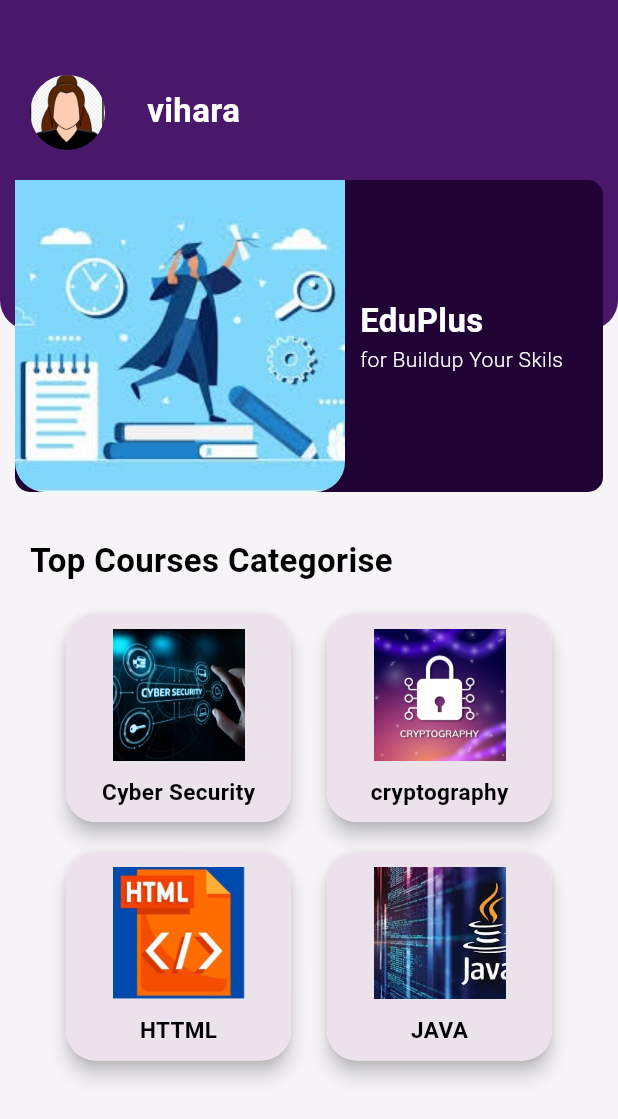
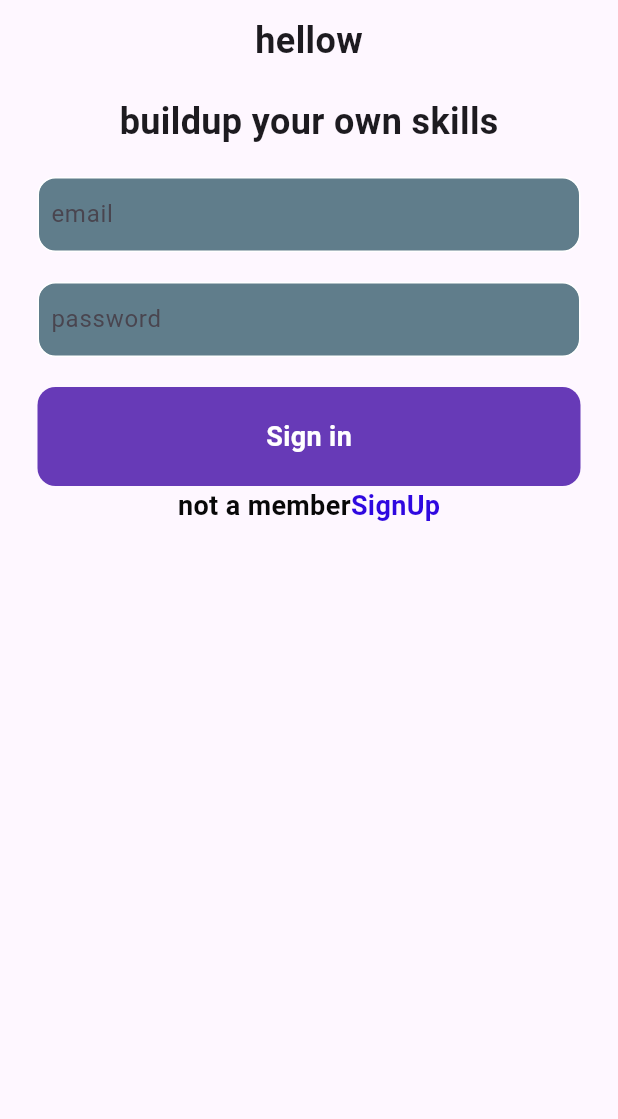
Before and after one commit to NVsandeepani/course_learning_app, a Flutter app: the screen it shows after launch, on a phone screen of 412 x 824 dp. Shown: the top 1119 px of the screen. Run offline on Flutter 3.47's test engine with Material 3 defaults, Android fonts, the light colour scheme and no system bars; our stand-ins replace cloud_firestore, firebase_core; accounts and stored records are empty.

Commit message:
Add User Login Page

```diff
--- a/lib/main.dart
+++ b/lib/main.dart
@@ -2,6 +2,7 @@ import 'package:course_learning_app/admin/addquize.dart';
 import 'package:course_learning_app/admin/adminlogin.dart';
 import 'package:course_learning_app/firebase_options.dart';
 import 'package:course_learning_app/pages/homeu_1.dart';
+import 'package:course_learning_app/pages/user_login.dart';
 import 'package:firebase_core/firebase_core.dart';
 import 'package:flutter/material.dart';
 
@@ -21,7 +22,7 @@ class MyApp extends StatelessWidget {
   Widget build(BuildContext context) {
     return MaterialApp(
       debugShowCheckedModeBanner: false,
-      home: Home()
+      home: LoginPage()
     );
   }
 }
--- /dev/null
+++ b/lib/pages/user_login.dart
@@ -0,0 +1,76 @@
+import 'package:flutter/material.dart';
+
+class LoginPage extends StatefulWidget {
+  const LoginPage({super.key});
+
+  @override
+  State<LoginPage> createState() => _LoginPageState();
+}
+
+class _LoginPageState extends State<LoginPage> {
+  @override
+  Widget build(BuildContext context) {
+    return Scaffold(
+      body: SafeArea(child: Center(
+        child: Column(
+          children: [
+            SizedBox(height: 10.0,),
+            Text("hellow",style: TextStyle(fontWeight: FontWeight.bold,fontSize: 24),),
+            SizedBox(height: 20.0,),
+            Text("buildup your own skills",style: TextStyle(fontWeight: FontWeight.bold,fontSize: 24),),
+            //....................................add email text feild....................
+            SizedBox(height: 20.0,),
+            Padding(
+              padding: const EdgeInsets.symmetric(horizontal:25.0),
+              child: Container(
+                decoration: BoxDecoration(color: Colors.blueGrey,border: Border.all(color: Colors.white), borderRadius: BorderRadius.circular(12), ),
+                child: Padding(
+                  padding: const EdgeInsets.only(left: 8.0),
+                  child: TextField(decoration: InputDecoration(border: InputBorder.none, hintText: "email"),),
+                ),
+              ),
+            ),
+             //....................................add password text feild....................
+            SizedBox(height: 20.0,),
+            Padding(
+              padding: const EdgeInsets.symmetric(horizontal:25.0),
+              child: Container(
+                decoration: BoxDecoration(color: Colors.blueGrey,border: Border.all(color: Colors.white), borderRadius: BorderRadius.circular(12), ),
+                child: Padding(
+                  padding: const EdgeInsets.only(left: 8.0),
+                  child: TextField(
+                    obscureText: true, //hide from user
+                    decoration: InputDecoration(border: InputBorder.none, hintText: "password"),),
+                ),
+              ),
+            ),
+             //....................................add email text feild....................
+            SizedBox(height: 20.0,),
+            Padding(
+              padding: const EdgeInsets.symmetric(horizontal:25.0),
+              child: Container(
+                decoration: BoxDecoration(color: Colors.deepPurple, borderRadius: BorderRadius.circular(12), ),
+                child: Padding(
+                  padding: const EdgeInsets.all(20),
+                  child: Center(
+                    child: Text("Sign in",style: TextStyle(color: Colors.white, fontWeight: FontWeight.bold,fontSize: 18),),
+                      ),
+                ),
+              ),
+            ),
+            //..................... not a member.............................
+           Row(
+             mainAxisAlignment: MainAxisAlignment.center,
+             children: [
+               Text ("not a member",style: TextStyle(color: Color.fromARGB(255, 8, 8, 8), fontWeight: FontWeight.bold,fontSize: 18),),
+               Text ("SignUp",style: TextStyle(color: Color.fromARGB(255, 47, 8, 224), fontWeight: FontWeight.bold,fontSize: 18),),
+
+             ],
+           ),
+
+          ],
+        ),
+      ),)
+    );
+  }
+}
```
Also changed, not shown: images/cate9.png (added).
